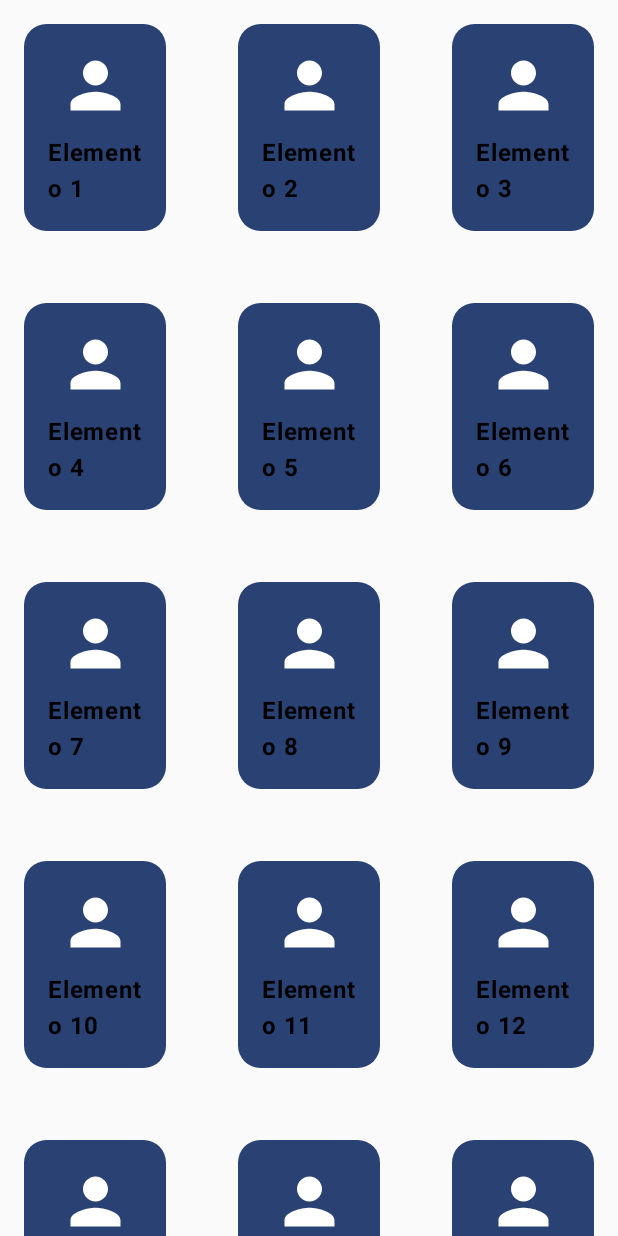
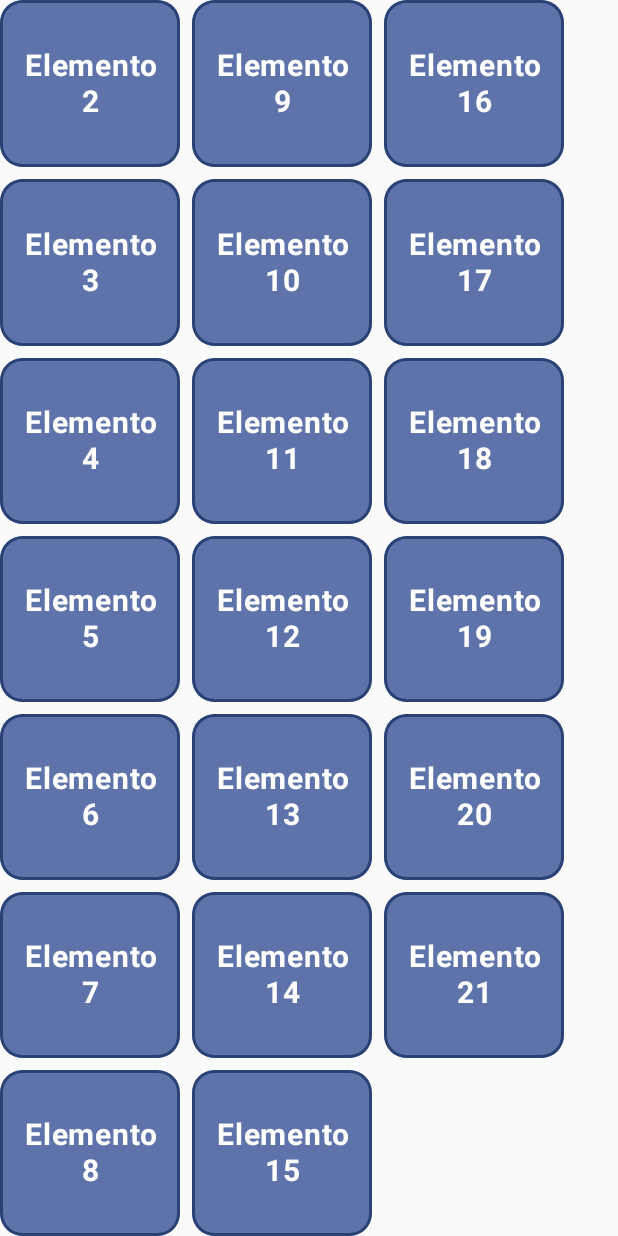
Before and after one commit to oujinniao/CursoJetpackCompose, an Android app built with Jetpack Compose: the screen it shows after launch (MainActivity), on a phone screen of 412 x 824 dp. Run offline under Robolectric (Android 15) with nearby library versions, the phone set to English and light mode, and no system bars; our stand-ins replace constraintlayout-compose; pictures from the network do not load.

Commit message:
version de JPC usando la funcion LazyHorizontalGrid

```diff
--- a/app/src/main/java/com/example/cursodejetpackcompose/MainActivity.kt
+++ b/app/src/main/java/com/example/cursodejetpackcompose/MainActivity.kt
@@ -6,21 +6,25 @@ import androidx.activity.ComponentActivity
 import androidx.activity.compose.setContent
 import androidx.activity.enableEdgeToEdge
 import androidx.compose.foundation.BorderStroke
+import androidx.compose.foundation.ExperimentalFoundationApi
 import androidx.compose.foundation.Image
 import androidx.compose.foundation.background
 import androidx.compose.foundation.border
 import androidx.compose.foundation.layout.Arrangement
 import androidx.compose.foundation.layout.Box
 import androidx.compose.foundation.layout.Column
+import androidx.compose.foundation.layout.PaddingValues
 import androidx.compose.foundation.layout.Spacer
 import androidx.compose.foundation.layout.fillMaxSize
 import androidx.compose.foundation.layout.fillMaxWidth
 import androidx.compose.foundation.layout.height
 import androidx.compose.foundation.layout.padding
 import androidx.compose.foundation.layout.size
+import androidx.compose.foundation.layout.width
 import androidx.compose.foundation.lazy.LazyColumn
 import androidx.compose.foundation.lazy.LazyRow
 import androidx.compose.foundation.lazy.grid.GridCells
+import androidx.compose.foundation.lazy.grid.LazyHorizontalGrid
 import androidx.compose.foundation.lazy.grid.LazyVerticalGrid
 import androidx.compose.foundation.lazy.grid.items
 import androidx.compose.foundation.lazy.items
@@ -45,6 +49,7 @@ import androidx.compose.ui.graphics.Color
 import androidx.compose.ui.layout.ContentScale
 import androidx.compose.ui.res.painterResource
 import androidx.compose.ui.text.font.FontWeight
+import androidx.compose.ui.text.style.TextAlign
 import androidx.compose.ui.unit.dp
 import androidx.compose.ui.unit.sp
 import androidx.constraintlayout.compose.ConstraintLayout
@@ -63,10 +68,61 @@ class MainActivity : ComponentActivity() {
                 //MyLazyColumn()
                 //MyLazyRowImagenes()
                 //MyLazyRowImagenesWeb()
-                MyLazyVerticalGrid()
+                //MyLazyVerticalGrid()
+                //GaleriaDeFotos()
+                MyLazyHorizontalGrid()
             }
         }
     }
+
+
+    @Composable
+    fun MyLazyHorizontalGrid() {
+        val myElementos = List(20){
+            "Elemento ${it+2}"
+        }
+        LazyHorizontalGrid (
+
+            rows = GridCells.Adaptive(100.dp),//ancho variable de alto
+            //rows = GridCells.Fixed(4),//ancho fijo de 4 columnas
+            modifier = Modifier.fillMaxSize(),
+            horizontalArrangement = Arrangement.spacedBy(8.dp),
+            verticalArrangement = Arrangement.spacedBy(8.dp)
+
+        ){
+            items(myElementos){myElemento->
+                GridItemHorizontal(element = myElemento)
+            }
+        }
+
+    }
+    @Composable
+    fun GridItemHorizontal(element: String) {
+        Box(
+            modifier = Modifier
+                .width(120.dp)
+                .height(120.dp)
+                .clip(RoundedCornerShape(15.dp))
+                .background(MaterialTheme.colorScheme.primaryContainer)
+                .border(2.dp,
+                    MaterialTheme.colorScheme.primary,
+                    RoundedCornerShape(15.dp)
+                ),//definimos la forma del borde
+
+        contentAlignment = Alignment.Center,
+        ) {
+            Text(text = element,
+                color = MaterialTheme.colorScheme.onPrimaryContainer,
+                fontWeight = FontWeight.Bold,
+                fontSize = 20.sp,
+                textAlign = TextAlign.Center,
+                modifier = Modifier.padding(16.dp),
+                )
+        }
+    }
+
+
+
 
     @Composable
     fun MyLazyVerticalGrid() {
@@ -74,7 +130,9 @@ class MainActivity : ComponentActivity() {
             "Elemento ${it+1}"
              }
         LazyVerticalGrid(
-            columns = GridCells.Adaptive(120.dp),
+            columns = GridCells.Fixed(2),//ancho fijo de 2 columnas
+
+            //columns = GridCells.Adaptive(100.dp), ancho variable de 100dp
             modifier = Modifier.fillMaxSize(),
             horizontalArrangement = Arrangement.spacedBy(16.dp),
             verticalArrangement = Arrangement.spacedBy(16.dp)
@@ -85,6 +143,42 @@ class MainActivity : ComponentActivity() {
         }
 
     }
+
+
+
+
+
+
+    @OptIn(ExperimentalFoundationApi::class)
+    @Composable
+    fun GaleriaDeFotos(
+        urls: List<String> = listOf(
+            "https://cdn.pixabay.com/photo/2025/04/30/13/05/cat-9569386_1280.jpg",
+            "https://cdn.pixabay.com/photo/2020/05/01/08/33/building-5115897_1280.jpg",
+            "https://cdn.pixabay.com/photo/2025/07/20/13/12/little-red-riding-hood-9724469_1280.jpg",
+            "https://cdn.pixabay.com/photo/2025/06/01/16/05/mountains-9700000_1280.jpg",
+            "https://cdn.pixabay.com/photo/2025/03/15/10/45/dog-9622222_1280.jpg"
+        )
+    ) {
+        LazyVerticalGrid(
+            columns = GridCells.Fixed(2),
+            modifier = Modifier.fillMaxSize(),
+            contentPadding = PaddingValues(12.dp),
+            horizontalArrangement = Arrangement.spacedBy(12.dp),
+            verticalArrangement = Arrangement.spacedBy(12.dp)
+        ) {
+            items(urls) { url ->
+                AsyncImage(
+                    model = url,
+                    contentDescription = "Imagen remota",
+                    modifier = Modifier
+                        .clip(RoundedCornerShape(12.dp)),
+                    contentScale = ContentScale.Crop
+                )
+            }
+        }
+    }
+
 
 @Composable
 fun GridItem(element: String) {
```
